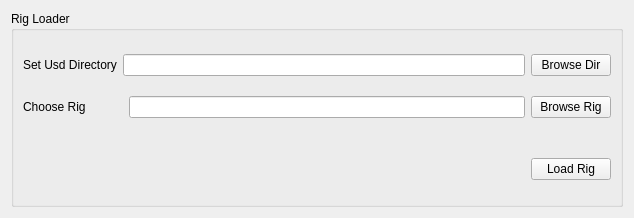
Above: ui/load_rig_design.ui from alesiakarch/usd-maya-publisher before the change. Below: the same form after it.
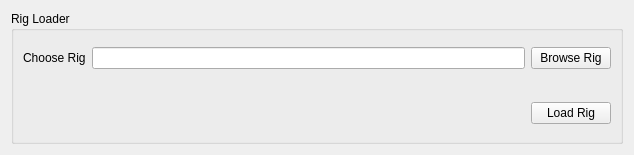
That is the form after the change.

```diff
--- a/ui/load_rig_design.ui
+++ b/ui/load_rig_design.ui
@@ -7,7 +7,7 @@
     <x>0</x>
     <y>0</y>
     <width>634</width>
-    <height>218</height>
+    <height>155</height>
    </rect>
   </property>
   <property name="windowTitle">
@@ -20,31 +20,21 @@
       <string>Rig Loader</string>
      </property>
      <layout class="QGridLayout" name="gridLayout_2">
-      <item row="2" column="3">
-       <widget class="QPushButton" name="browse_rig_button">
-        <property name="text">
-         <string>Browse Rig</string>
-        </property>
-       </widget>
-      </item>
-      <item row="2" column="2">
-       <widget class="QLineEdit" name="rig_picker"/>
-      </item>
       <item row="1" column="0">
-       <widget class="QLabel" name="usd_dir_label">
-        <property name="text">
-         <string>Set Usd Directory</string>
-        </property>
-       </widget>
-      </item>
-      <item row="2" column="0">
        <widget class="QLabel" name="choose_rig_label">
         <property name="text">
          <string>Choose Rig</string>
         </property>
        </widget>
       </item>
-      <item row="3" column="0" colspan="4">
+      <item row="1" column="2">
+       <widget class="QPushButton" name="browse_rig_button">
+        <property name="text">
+         <string>Browse Rig</string>
+        </property>
+       </widget>
+      </item>
+      <item row="2" column="0" colspan="3">
        <spacer name="horizontalSpacer">
         <property name="orientation">
          <enum>Qt::Horizontal</enum>
@@ -57,17 +47,10 @@
         </property>
        </spacer>
       </item>
-      <item row="1" column="1" colspan="2">
-       <widget class="QLineEdit" name="root_picker"/>
+      <item row="1" column="1">
+       <widget class="QLineEdit" name="rig_picker"/>
       </item>
-      <item row="1" column="3">
-       <widget class="QPushButton" name="browse_dir_button">
-        <property name="text">
-         <string>Browse Dir</string>
-        </property>
-       </widget>
-      </item>
-      <item row="4" column="3">
+      <item row="3" column="2">
        <widget class="QPushButton" name="load_rig_button">
         <property name="text">
          <string>Load Rig</string>
```
Left out of the diff: 2 changed lines with no effect on the pictures.
